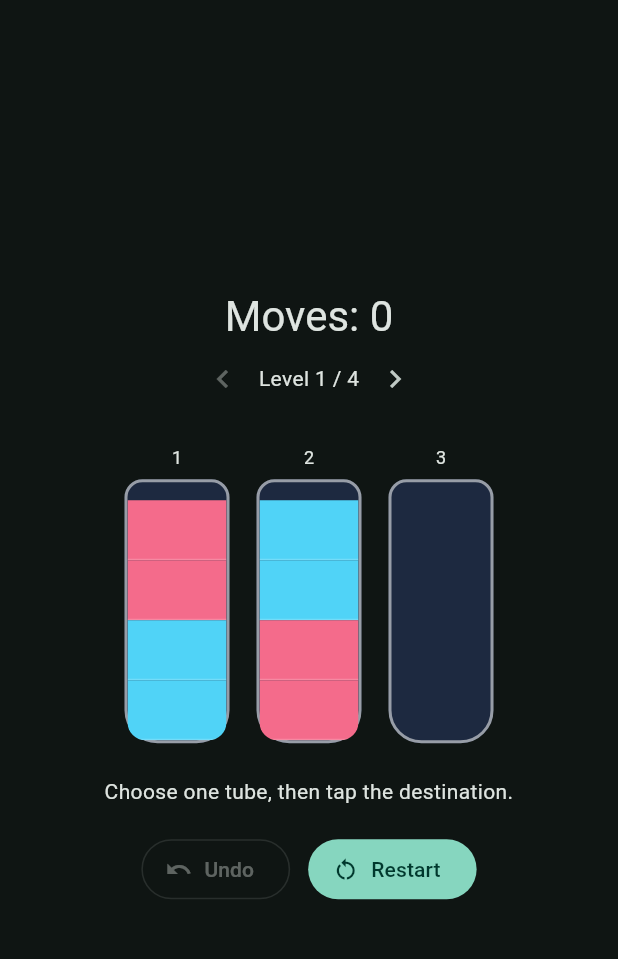
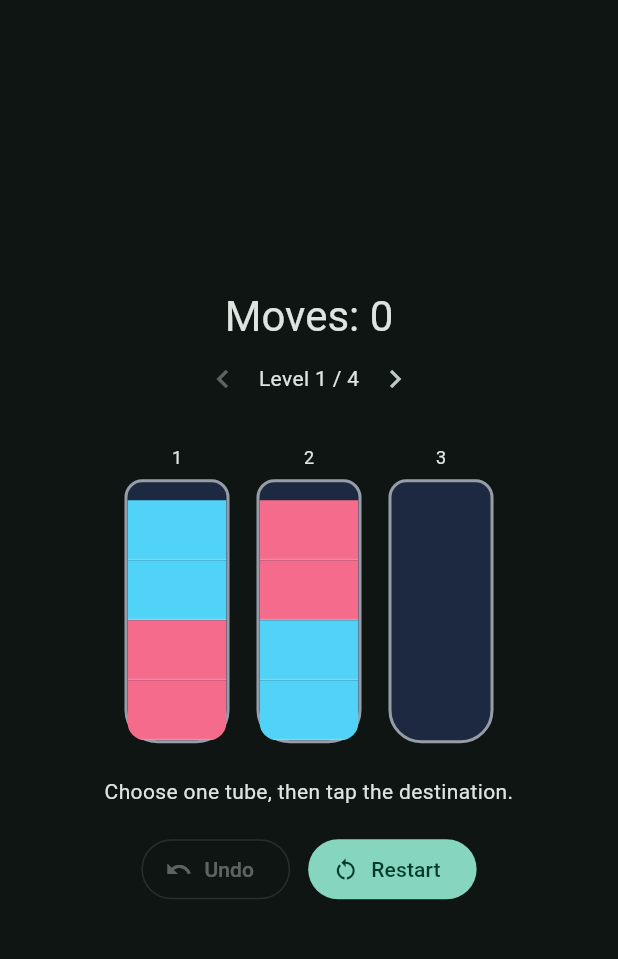
Before and after one commit to taktemurr-ops/game-002-water-sort-universe, a Flutter app: the screen it shows after launch, on a phone screen of 412 x 824 dp, the part 63-1022 px from its top. Run offline on Flutter 3.47's test engine with Material 3 defaults, Android fonts, the phone set to English and light mode, and no system bars.

Commit message:
fix: render bottom-to-top tube model with top color visually at top

```diff
--- a/lib/main.dart
+++ b/lib/main.dart
@@ -111,7 +111,7 @@ class _WaterSortScreenState extends State<WaterSortScreen> {
                 borderRadius: BorderRadius.circular(12),
                 child: Column(
                   mainAxisAlignment: MainAxisAlignment.end,
-                  children: layers.reversed.map((color) => Container(
+                  children: layers.map((color) => Container(
                     height: 40,
                     width: double.infinity,
                     decoration: BoxDecoration(
```
